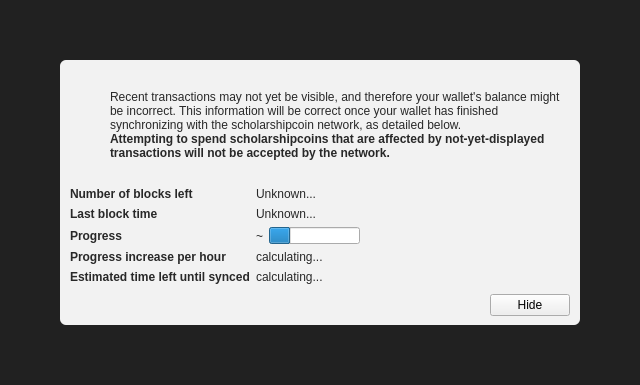
Before: the Qt Designer form src/qt/forms/modaloverlay.ui in scholarshipcoin/scholarshipcoin, drawn with Qt 5.
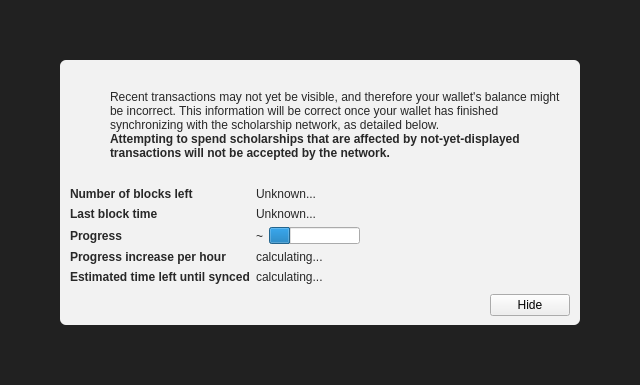
After: the same form once the commit is applied. Icons and pictures are not drawn. Custom widgets are drawn as their Qt base class.

The edit to the form file:
```diff
--- a/src/qt/forms/modaloverlay.ui
+++ b/src/qt/forms/modaloverlay.ui
@@ -130,7 +130,7 @@
              <item>
               <widget class="QLabel" name="infoText">
                <property name="text">
-                <string>Recent transactions may not yet be visible, and therefore your wallet's balance might be incorrect. This information will be correct once your wallet has finished synchronizing with the scholarshipcoin network, as detailed below.</string>
+                <string>Recent transactions may not yet be visible, and therefore your wallet's balance might be incorrect. This information will be correct once your wallet has finished synchronizing with the scholarship network, as detailed below.</string>
                </property>
                <property name="textFormat">
                 <enum>Qt::RichText</enum>
@@ -149,7 +149,7 @@
                 </font>
                </property>
                <property name="text">
-                <string>Attempting to spend scholarshipcoins that are affected by not-yet-displayed transactions will not be accepted by the network.</string>
+                <string>Attempting to spend scholarships that are affected by not-yet-displayed transactions will not be accepted by the network.</string>
                </property>
                <property name="textFormat">
                 <enum>Qt::RichText</enum>
```
